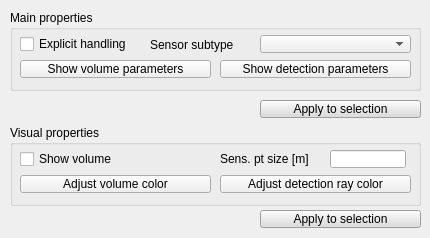
First picture: the form in ui/qdlgproximitysensors.ui, repository CoppeliaRobotics/coppeliaSimLib, before the edit.
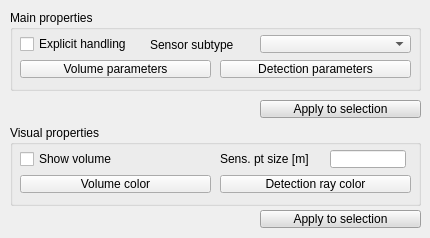
Second picture: the form after the edit.

What changed in the file:
```diff
--- a/ui/qdlgproximitysensors.ui
+++ b/ui/qdlgproximitysensors.ui
@@ -86,7 +86,7 @@
      <enum>Qt::StrongFocus</enum>
     </property>
     <property name="text">
-     <string>Show volume parameters</string>
+     <string>Volume parameters</string>
     </property>
     <property name="checkable">
      <bool>true</bool>
@@ -105,7 +105,7 @@
      <enum>Qt::StrongFocus</enum>
     </property>
     <property name="text">
-     <string>Show detection parameters</string>
+     <string>Detection parameters</string>
     </property>
    </widget>
   </widget>
@@ -137,7 +137,7 @@
      <enum>Qt::StrongFocus</enum>
     </property>
     <property name="text">
-     <string>Adjust volume color</string>
+     <string>Volume color</string>
     </property>
    </widget>
    <widget class="QToolButton" name="qqRayColor">
@@ -153,7 +153,7 @@
      <enum>Qt::StrongFocus</enum>
     </property>
     <property name="text">
-     <string>Adjust detection ray color</string>
+     <string>Detection ray color</string>
     </property>
    </widget>
    <widget class="QCheckBox" name="qqShowVolume">
```
